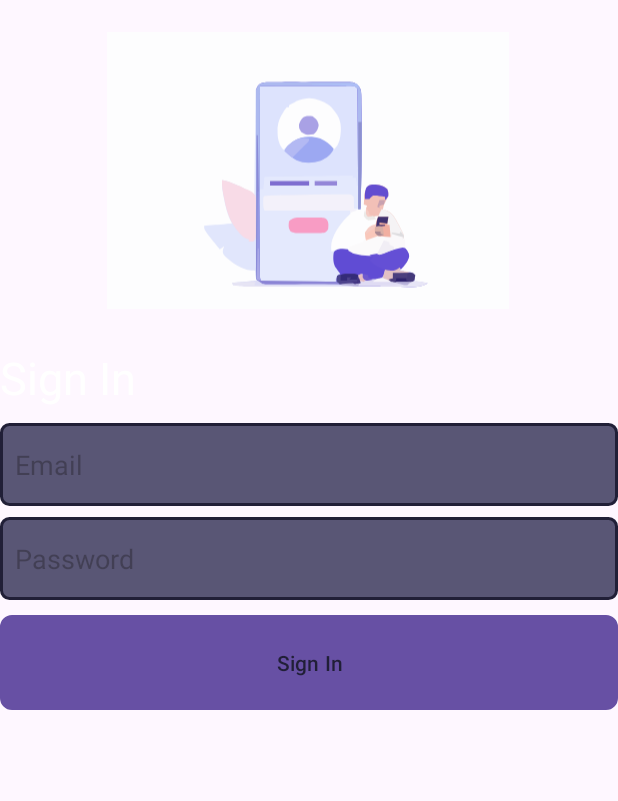
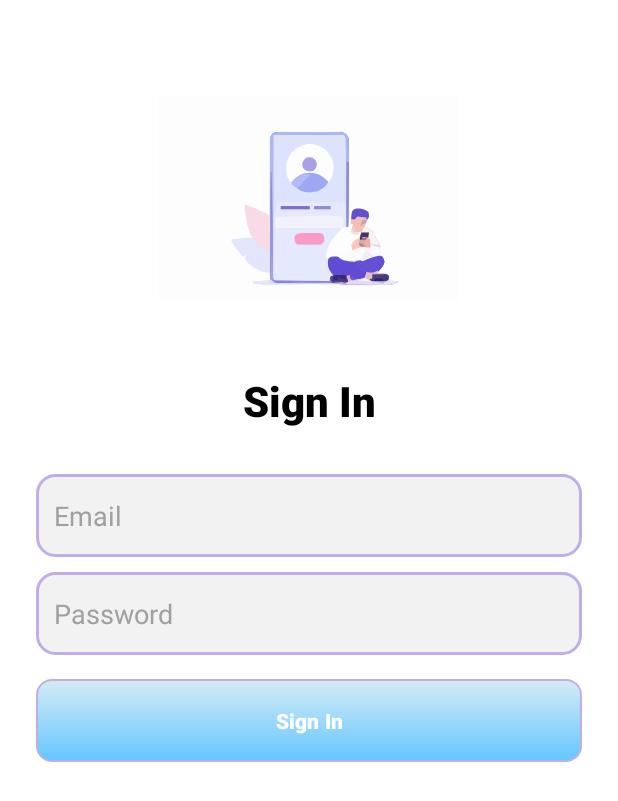
Before and after one commit to abjeet16/collegeManagment_teacher_android, an Android app: the screen it shows after launch (LoginActivity), on a phone screen of 412 x 824 dp. Shown: the top 801 px of the screen. Run offline under Robolectric (Android 15) with nearby library versions, the phone set to English and light mode, and no system bars.

Commit message:
version 1 done

```diff
--- a/app/src/main/AndroidManifest.xml
+++ b/app/src/main/AndroidManifest.xml
@@ -17,6 +17,7 @@
         tools:targetApi="31">
         <activity
             android:name=".LoginActivity"
+            android:theme="@style/Theme.AttendenceAppTeacher.NoActionBar"
             android:exported="true">
             <intent-filter>
                 <action android:name="android.intent.action.MAIN" />
--- a/app/src/main/java/com/example/attendenceappteacher/helper/ApiLinkHelper.kt
+++ b/app/src/main/java/com/example/attendenceappteacher/helper/ApiLinkHelper.kt
@@ -1,7 +1,7 @@
 package com.example.attendanceappstudent.helper
 
 class ApiLinkHelper {
-    val BASE_URL: String = "http://192.168.29.30:8081/api/v1/"
+    val BASE_URL: String = "http://192.168.29.30:8080/api/v1/"
 
     fun loginUserApiUri(): String {
         return BASE_URL + "auth/user/login"
--- a/app/src/main/res/drawable/input_text_field_styling.xml
+++ b/app/src/main/res/drawable/input_text_field_styling.xml
@@ -1,7 +1,20 @@
 <?xml version="1.0" encoding="utf-8"?>
 <shape android:shape="rectangle" xmlns:android="http://schemas.android.com/apk/res/android">
+    <!-- Rounded corners -->
+    <corners android:radius="12dp" />
 
-    <corners android:radius="5dp"/>
-    <solid android:color="@color/plain_purple"/>
-    <stroke android:color="@color/dark_royal_purple" android:width="2dp"/>
+    <!-- Solid fill color -->
+    <solid android:color="@color/light_gray" />
+
+    <!-- Border stroke for subtle contrast -->
+    <stroke
+        android:color="@color/soft_purple"
+        android:width="2dp" />
+
+    <!-- Shadow-like effect with padding -->
+    <padding
+        android:left="4dp"
+        android:top="4dp"
+        android:right="4dp"
+        android:bottom="4dp" />
 </shape>
--- a/app/src/main/res/drawable/main_btn_styling.xml
+++ b/app/src/main/res/drawable/main_btn_styling.xml
@@ -1,7 +1,24 @@
 <?xml version="1.0" encoding="utf-8"?>
 <shape xmlns:android="http://schemas.android.com/apk/res/android">
 
-    <corners android:radius="7dp"/>
-    <solid android:color="@color/tropical_blue"/>
-    <stroke android:color="@color/dark_royal_purple" android:width="1dp"/>
+    <!-- Rounded corners -->
+    <corners android:radius="10dp" />
+
+    <!-- Subtle gradient background for better contrast on white -->
+    <gradient
+        android:startColor="@color/tropical_blue_light"
+        android:endColor="@color/tropical_blue"
+        android:angle="270" />
+
+    <!-- Border stroke with a softer purple tone -->
+    <stroke
+        android:color="@color/soft_purple"
+        android:width="1dp" />
+
+    <!-- Optional: Add inner padding for spacing -->
+    <padding
+        android:left="6dp"
+        android:top="6dp"
+        android:right="6dp"
+        android:bottom="6dp" />
 </shape>
--- a/app/src/main/res/layout/activity_login.xml
+++ b/app/src/main/res/layout/activity_login.xml
@@ -5,70 +5,88 @@
     android:id="@+id/main"
     android:layout_width="match_parent"
     android:layout_height="match_parent"
+    android:background="@color/white"
     tools:context=".LoginActivity">
 
+    <!-- App Logo or Main Image -->
     <ImageView
         android:id="@+id/imageView2"
-        android:layout_width="268dp"
-        android:layout_height="195dp"
-        android:layout_marginTop="16dp"
+        android:layout_width="200dp"
+        android:layout_height="200dp"
+        android:layout_marginTop="32dp"
+        app:layout_constraintTop_toTopOf="parent"
+        app:layout_constraintStart_toStartOf="parent"
         app:layout_constraintEnd_toEndOf="parent"
-        app:layout_constraintHorizontal_bias="0.496"
-        app:layout_constraintStart_toStartOf="parent"
-        app:layout_constraintTop_toTopOf="parent"
-        app:srcCompat="@drawable/login_main_image" />
+        app:srcCompat="@drawable/login_main_image"
+        android:contentDescription="Login Illustration" />
 
+    <!-- Title -->
     <TextView
         android:id="@+id/textView2"
-        android:layout_width="match_parent"
+        android:layout_width="wrap_content"
         android:layout_height="wrap_content"
-        android:layout_marginTop="20dp"
+        android:layout_marginTop="16dp"
         android:text="Sign In"
-        android:textColor="@color/white"
-        android:textSize="30sp"
-        app:layout_constraintTop_toBottomOf="@+id/imageView2"
-        tools:layout_editor_absoluteX="0dp" />
+        android:textColor="@color/black"
+        android:textStyle="bold"
+        android:textSize="28sp"
+        android:fontFamily="sans-serif-medium"
+        app:layout_constraintTop_toBottomOf="@id/imageView2"
+        app:layout_constraintStart_toStartOf="parent"
+        app:layout_constraintEnd_toEndOf="parent" />
 
+    <!-- Input Fields and Sign-In Button -->
     <LinearLayout
         android:id="@+id/linearLayout"
         android:layout_width="match_parent"
         android:layout_height="wrap_content"
+        android:layout_marginTop="20dp"
+        android:layout_marginStart="24dp"
+        android:layout_marginEnd="24dp"
         android:orientation="vertical"
         app:layout_constraintTop_toBottomOf="@+id/textView2"
-        tools:layout_editor_absoluteX="10dp" >
+        app:layout_constraintStart_toStartOf="parent"
+        app:layout_constraintEnd_toEndOf="parent">
 
-
+        <!-- Email Field -->
         <EditText
             android:id="@+id/email"
             android:layout_width="match_parent"
-            android:padding="10dp"
+            android:layout_height="55dp"
             android:layout_marginTop="10dp"
+            android:padding="12dp"
+            android:hint="Email"
             android:background="@drawable/input_text_field_styling"
-            android:layout_height="55dp"
-            android:hint="Email"/>
+            android:textColor="@color/black"
+            android:textColorHint="@color/gray"
+            android:inputType="textEmailAddress" />
 
+        <!-- Password Field -->
         <EditText
             android:id="@+id/password"
             android:layout_width="match_parent"
             android:layout_height="55dp"
-            android:layout_marginTop="7dp"
-            android:paddingLeft="10dp"
+            android:layout_marginTop="10dp"
+            android:padding="12dp"
+            android:hint="Password"
             android:background="@drawable/input_text_field_styling"
-            android:hint="Password"/>
+            android:textColor="@color/black"
+            android:textColorHint="@color/gray"
+            android:inputType="textPassword" />
 
-        <Button
+        <!-- Sign-In Button -->
+        <com.google.android.material.button.MaterialButton
             android:id="@+id/sign_in_btn"
             android:layout_width="match_parent"
             android:layout_height="wrap_content"
-            android:layout_marginTop="10dp"
+            android:layout_marginTop="16dp"
             android:text="Sign In"
-            android:padding="18dp"
+            android:padding="14dp"
             android:background="@drawable/main_btn_styling"
-            android:textFontWeight="700"
-            android:textColor="@color/dark_royal_purple"
-
-            />
-
+            app:backgroundTint="@null"
+            android:textStyle="bold"
+            android:textColor="@color/white"
+            android:elevation="4dp" />
 
     </LinearLayout>
 
--- a/app/src/main/res/values/colors.xml
+++ b/app/src/main/res/values/colors.xml
@@ -8,12 +8,30 @@
     <color name="black">#FF000000</color>
     <color name="white">#FFFFFFFF</color>
 
+    <!-- Custom Colors -->
     <color name="plain_purple">#595675</color>
     <color name="royal_purple">#3F3D56</color>
     <color name="dark_royal_purple">#211F37</color>
     <color name="light_purple">#BFBED2</color>
     <color name="tropical_blue">#63C7FF</color>
 
+
+    <color name="status_available">#00FF00</color> <!-- Green for available -->
+    <color name="status_issued">#FFFF00</color>    <!-- Yellow for issued -->
+    <color name="status_damaged">#FF0000</color>  <!-- Red for damaged -->
+
+    <color name="present">#4CAF50</color> <!-- Soft Green -->
+    <color name="absent">#F44336</color> <!-- Soft Red -->
+
+    <color name="medium_purple">#9575CD</color>
+
+    <color name="bright_gray">#E0E0E0</color> <!-- Brighter shade for text -->
+
+    <color name="light_gray">#F2F2F2</color> <!-- Subtle gray background -->
+    <color name="soft_purple">#C1AEE9</color> <!-- Soft purple for border -->
+    <color name="gray">#A0A0A0</color>
+    <color name="tropical_blue_light">#D5EAF5</color> <!-- Lighter blue for gradient -->
+
     <color name="presentColor">#4CAF50</color> <!-- Green for Present -->
     <color name="absentColor">#F44336</color> <!-- Red for Absent -->
 </resources>
```
Also changed, not shown: app/src/main/res/layout/item_class.xml (+24 -14 lines), 1 other file.
